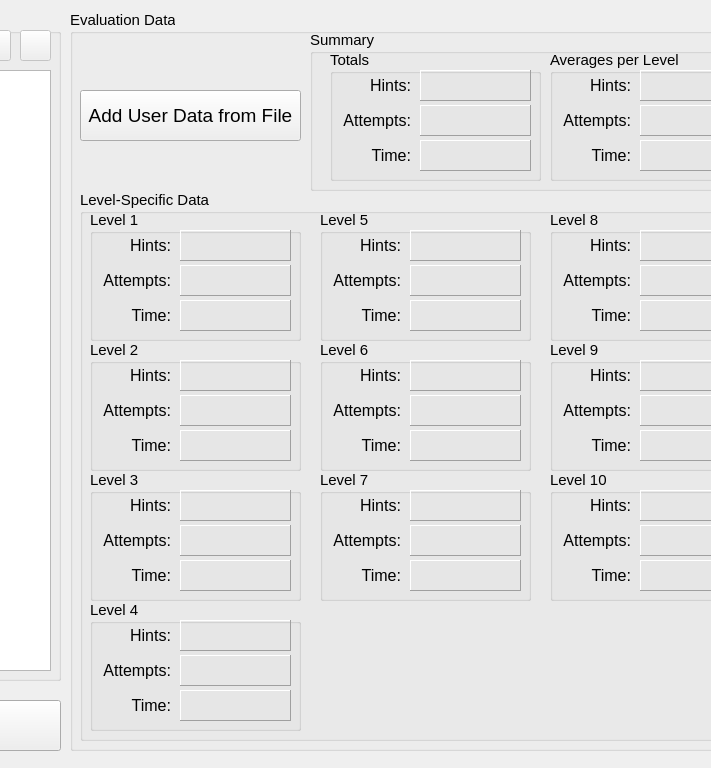
The window that Evaluation/evaluation.ui (nklose/CMPUT302) describes before a commit, drawn with Qt 5; both pictures show x 220 to 931 and y 0 to 768 of the 1024 by 768 pixel window.
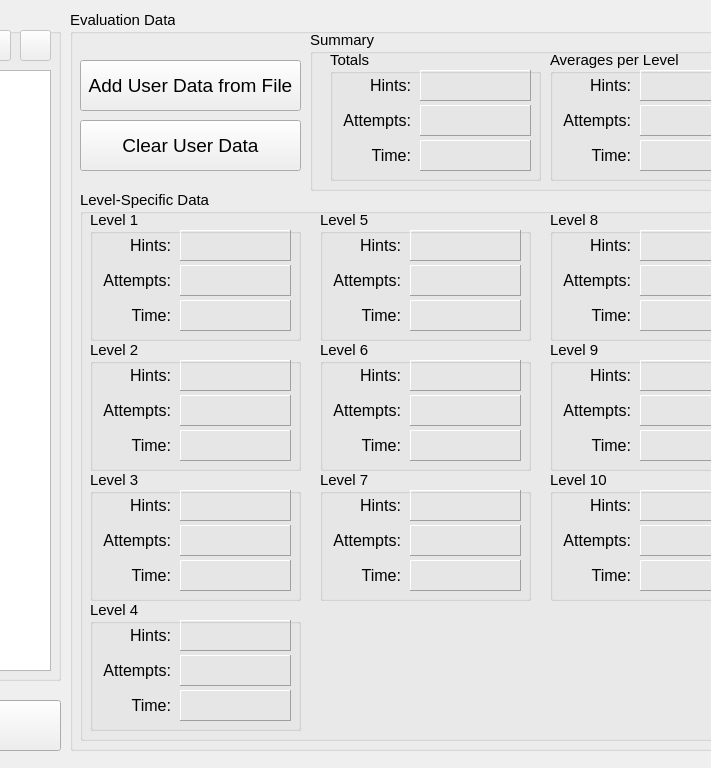
The same window after the commit. Icons and pictures are not drawn.

Commit message: Added framework for evaluation interface functionality.

What changed in the file:
```diff
--- a/Evaluation/evaluation.ui
+++ b/Evaluation/evaluation.ui
@@ -131,7 +131,7 @@
      <property name="geometry">
       <rect>
        <x>10</x>
-       <y>80</y>
+       <y>50</y>
        <width>221</width>
        <height>51</height>
       </rect>
@@ -191,9 +191,9 @@
       <widget class="QLabel" name="label_4">
        <property name="geometry">
         <rect>
-         <x>10</x>
+         <x>0</x>
          <y>60</y>
-         <width>71</width>
+         <width>81</width>
          <height>21</height>
         </rect>
        </property>
@@ -333,9 +333,9 @@
       <widget class="QLabel" name="label_8">
        <property name="geometry">
         <rect>
-         <x>10</x>
+         <x>0</x>
          <y>60</y>
-         <width>71</width>
+         <width>81</width>
          <height>21</height>
         </rect>
        </property>
@@ -488,9 +488,9 @@
       <widget class="QLabel" name="label_14">
        <property name="geometry">
         <rect>
-         <x>10</x>
+         <x>0</x>
          <y>60</y>
-         <width>71</width>
+         <width>81</width>
          <height>21</height>
         </rect>
        </property>
@@ -630,9 +630,9 @@
       <widget class="QLabel" name="label_26">
        <property name="geometry">
         <rect>
-         <x>10</x>
+         <x>0</x>
          <y>60</y>
-         <width>71</width>
+         <width>81</width>
          <height>21</height>
         </rect>
        </property>
@@ -772,9 +772,9 @@
       <widget class="QLabel" name="label_38">
        <property name="geometry">
         <rect>
-         <x>10</x>
+         <x>0</x>
          <y>60</y>
-         <width>71</width>
+         <width>81</width>
          <height>21</height>
         </rect>
        </property>
@@ -914,9 +914,9 @@
       <widget class="QLabel" name="label_50">
        <property name="geometry">
         <rect>
-         <x>10</x>
+         <x>0</x>
          <y>60</y>
-         <width>71</width>
+         <width>81</width>
          <height>21</height>
         </rect>
        </property>
@@ -1056,9 +1056,9 @@
       <widget class="QLabel" name="label_56">
        <property name="geometry">
         <rect>
-         <x>10</x>
+         <x>0</x>
          <y>60</y>
-         <width>71</width>
+         <width>81</width>
          <height>21</height>
         </rect>
        </property>
@@ -1198,9 +1198,9 @@
       <widget class="QLabel" name="label_62">
        <property name="geometry">
         <rect>
-         <x>10</x>
+         <x>0</x>
          <y>60</y>
-         <width>71</width>
+         <width>81</width>
          <height>21</height>
         </rect>
        </property>
@@ -1340,9 +1340,9 @@
       <widget class="QLabel" name="label_68">
        <property name="geometry">
         <rect>
-         <x>10</x>
+         <x>0</x>
          <y>60</y>
-         <width>71</width>
+         <width>81</width>
          <height>21</height>
         </rect>
        </property>
@@ -1482,9 +1482,9 @@
       <widget class="QLabel" name="label_74">
        <property name="geometry">
         <rect>
-         <x>10</x>
+         <x>0</x>
          <y>60</y>
-         <width>71</width>
+         <width>81</width>
          <height>21</height>
         </rect>
        </property>
@@ -1624,9 +1624,9 @@
       <widget class="QLabel" name="label_80">
        <property name="geometry">
         <rect>
-         <x>10</x>
+         <x>0</x>
          <y>60</y>
-         <width>71</width>
+         <width>81</width>
          <height>21</height>
         </rect>
        </property>
@@ -1766,9 +1766,9 @@
       <widget class="QLabel" name="label_86">
        <property name="geometry">
         <rect>
-         <x>10</x>
+         <x>0</x>
          <y>60</y>
-         <width>71</width>
+         <width>81</width>
          <height>21</height>
         </rect>
        </property>
@@ -1875,6 +1875,24 @@
       </widget>
      </widget>
     </widget>
+    <widget class="QPushButton" name="btnClearData">
+     <property name="geometry">
+      <rect>
+       <x>10</x>
+       <y>110</y>
+       <width>221</width>
+       <height>51</height>
+      </rect>
+     </property>
+     <property name="font">
+      <font>
+       <pointsize>14</pointsize>
+      </font>
+     </property>
+     <property name="text">
+      <string>Clear User Data</string>
+     </property>
+    </widget>
    </widget>
    <widget class="QPushButton" name="btnSave">
     <property name="geometry">
```
The commit also changes 5 other files.
